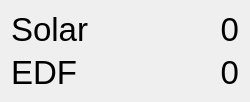
Before: the Qt Designer form src/mainwidget.ui in pierre42100/CPP-FroniusReaderV3, drawn with Qt 5.
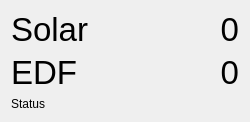
After: the same form once the commit is applied.

What changed in the file:
```diff
--- a/src/mainwidget.ui
+++ b/src/mainwidget.ui
@@ -7,7 +7,7 @@
     <x>0</x>
     <y>0</y>
     <width>250</width>
-    <height>88</height>
+    <height>102</height>
    </rect>
   </property>
   <property name="windowTitle">
@@ -85,6 +85,13 @@
      </item>
     </layout>
    </item>
+   <item>
+    <widget class="QLabel" name="status">
+     <property name="text">
+      <string>Status</string>
+     </property>
+    </widget>
+   </item>
   </layout>
  </widget>
  <resources/>
```
